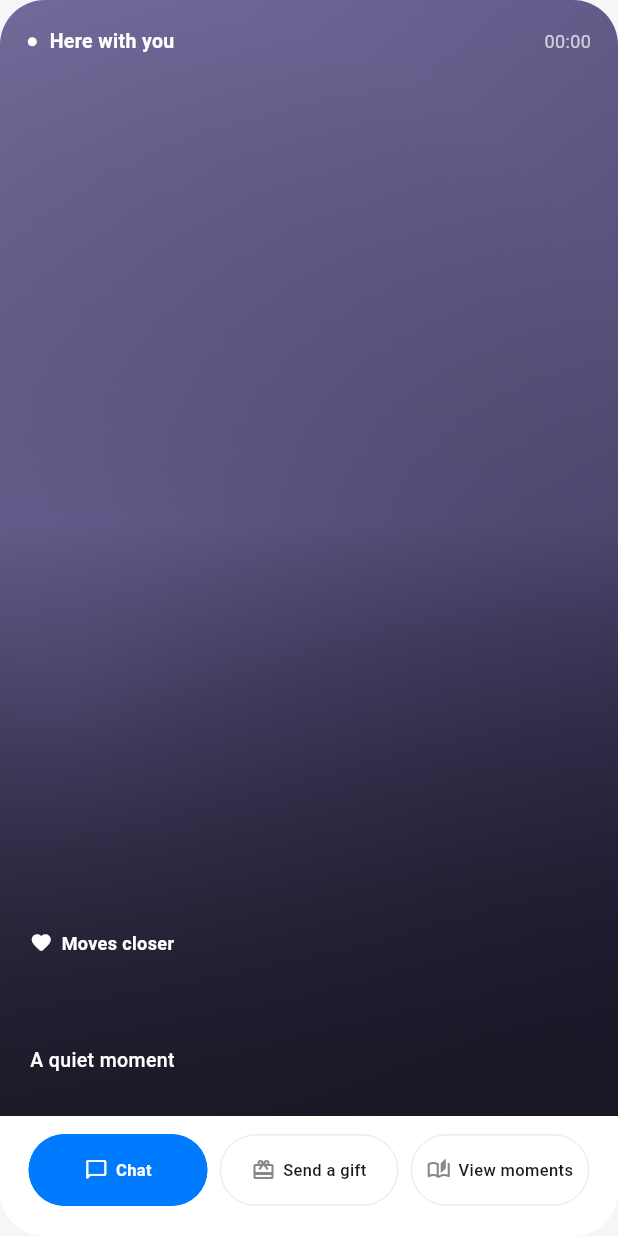
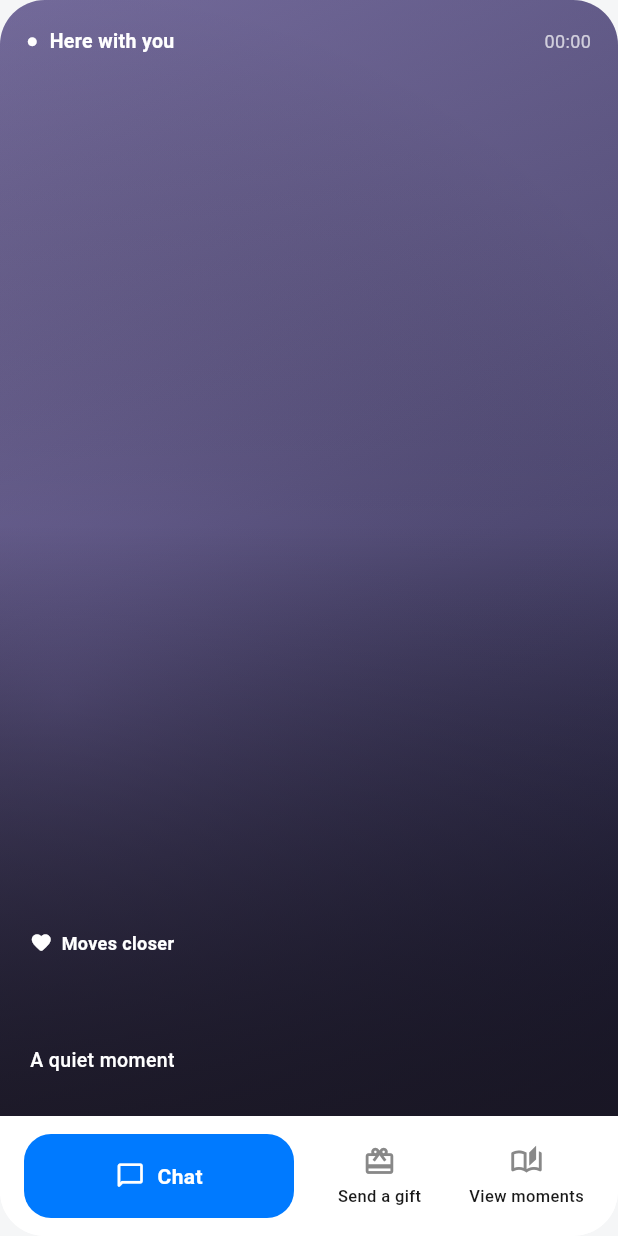
Before and after one commit to dylanXM/Vita, a Flutter app: the _RelationshipCard widget shown alone on an empty page, opened directly with empty values, on a phone screen of 412 x 824 dp. Run offline on Flutter 3.47's test engine with Material 3 defaults, Android fonts, the phone set to English and light mode, and no system bars; our stand-ins replace audioplayers, cached_network_image, country_picker, dio, file_picker, firebase_core and 11 more; missing offline and left inert: flame, liquid_glass_widgets, purchases_flutter, record; accounts and stored records are empty; network calls fail.

Commit message:
增加日志+页面优化

```diff
--- a/app/lib/features/world/world_page.dart
+++ b/app/lib/features/world/world_page.dart
@@ -878,36 +878,34 @@ class _RelationshipCard extends StatelessWidget {
             child: ColoredBox(
               color: vita.surface,
               child: Padding(
-                padding: const EdgeInsets.fromLTRB(19, 12, 19, 12),
-                child: Column(
-                  crossAxisAlignment: CrossAxisAlignment.start,
-                  mainAxisSize: MainAxisSize.min,
-                  children: [
-                    Row(children: [
+                padding: const EdgeInsets.fromLTRB(16, 12, 16, 12),
+                child: Row(children: [
                   Expanded(
+                    flex: 2,
                     child: _WorldUtilityAction(
                       label: 'world.cardChat'.tr,
                       primary: true,
                       icon: Icons.chat_bubble_outline_rounded,
                       onTap: onChat,
-                      )),
-                      const SizedBox(width: 8),
+                    ),
+                  ),
+                  const SizedBox(width: 12),
                   Expanded(
                     child: _WorldUtilityAction(
                       label: 'world.cardGift'.tr,
                       icon: Icons.card_giftcard_outlined,
                       onTap: onGift,
-                      )),
+                    ),
+                  ),
                   const SizedBox(width: 8),
                   Expanded(
                     child: _WorldUtilityAction(
                       label: 'world.cardJourney'.tr,
                       icon: Icons.auto_stories_outlined,
                       onTap: onJourney,
-                      )),
+                    ),
+                  ),
                 ]),
-                  ],
-                ),
               ),
             ),
           ),
@@ -933,42 +931,53 @@ class _WorldUtilityAction extends StatelessWidget {
     final vita = context.vita;
     final foreground =
         primary ? Theme.of(context).colorScheme.onPrimary : vita.text;
+    final caption = Text(
+      label,
+      maxLines: 1,
+      overflow: TextOverflow.ellipsis,
+      style: TextStyle(
+        color: foreground,
+        fontSize: primary ? 14 : 11,
+        fontWeight: primary ? FontWeight.w700 : FontWeight.w500,
+      ),
+    );
     return SizedBox(
-        height: 48,
+      height: 56,
       child: Semantics(
         button: true,
         label: label,
+        child: ExcludeSemantics(
           child: Material(
-            color: primary ? vita.green : vita.surface,
-            shape: RoundedRectangleBorder(
-                borderRadius: BorderRadius.circular(24),
-                side: BorderSide(color: primary ? vita.green : vita.divider)),
+            color: primary ? vita.green : Colors.transparent,
+            borderRadius: BorderRadius.circular(primary ? 18 : 12),
             clipBehavior: Clip.antiAlias,
             child: InkWell(
               onTap: onTap,
               child: Padding(
-                  padding: const EdgeInsets.symmetric(horizontal: 6),
-                  child: Row(
+                padding: const EdgeInsets.symmetric(horizontal: 4),
+                child: primary
+                    ? Row(
                         mainAxisAlignment: MainAxisAlignment.center,
                         children: [
-                        Icon(icon,
-                            size: 16,
-                            color: primary ? foreground : vita.subText),
-                        const SizedBox(width: 5),
-                        Flexible(
-                            child: Text(label,
-                                maxLines: 1,
-                                overflow: TextOverflow.ellipsis,
-                                style: TextStyle(
-                                    color: foreground,
-                                    fontSize: 11,
-                                    fontWeight: primary
-                                        ? FontWeight.w700
-                                        : FontWeight.w500))),
-                      ])),
+                          Icon(icon, size: 20, color: foreground),
+                          const SizedBox(width: 8),
+                          Flexible(child: caption),
+                        ],
+                      )
+                    : Column(
+                        mainAxisAlignment: MainAxisAlignment.center,
+                        children: [
+                          Icon(icon, size: 22, color: vita.subText),
+                          const SizedBox(height: 4),
+                          Flexible(child: caption),
+                        ],
                       ),
               ),
-        ));
+            ),
+          ),
+        ),
+      ),
+    );
   }
 }
 
```
Also changed, not shown: 1 other file. Lines whose indentation alone changed are shown as unchanged.
